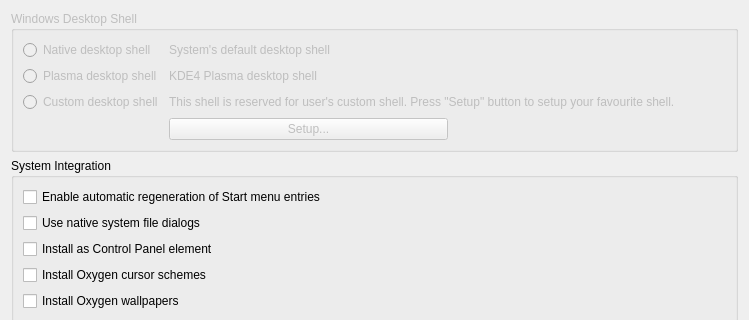
Before: the Qt Designer form platforms/win/config/platform.ui in KDE/kde-runtime, drawn with Qt 5; both pictures show x 0 to 749 and y 0 to 320 of the 749 by 467 pixel window.
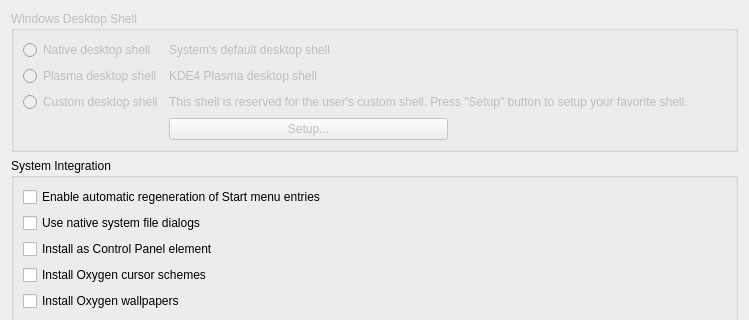
After: the same form once the commit is applied.

Commit message: Corrected a couple of typos.

Patch:
```diff
--- a/platforms/win/config/platform.ui
+++ b/platforms/win/config/platform.ui
@@ -72,7 +72,7 @@
       <item row="2" column="1" >
        <widget class="QLabel" name="descrCustom" >
         <property name="text" >
-         <string>This shell is reserved for user's custom shell. Press "Setup" button to setup your favourite shell.</string>
+         <string>This shell is reserved for the user's custom shell. Press "Setup" button to setup your favorite shell.</string>
         </property>
        </widget>
       </item>
```
The commit also changes 1 other file.
